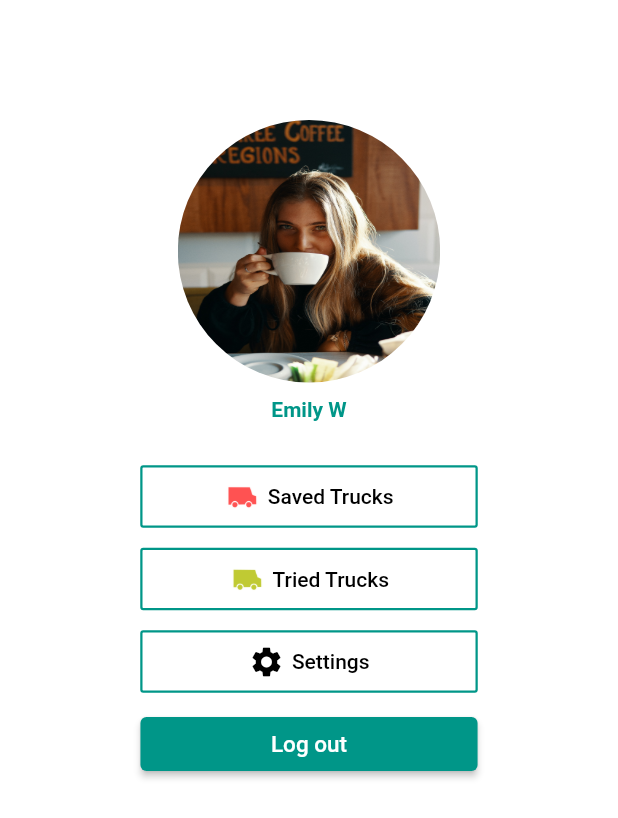
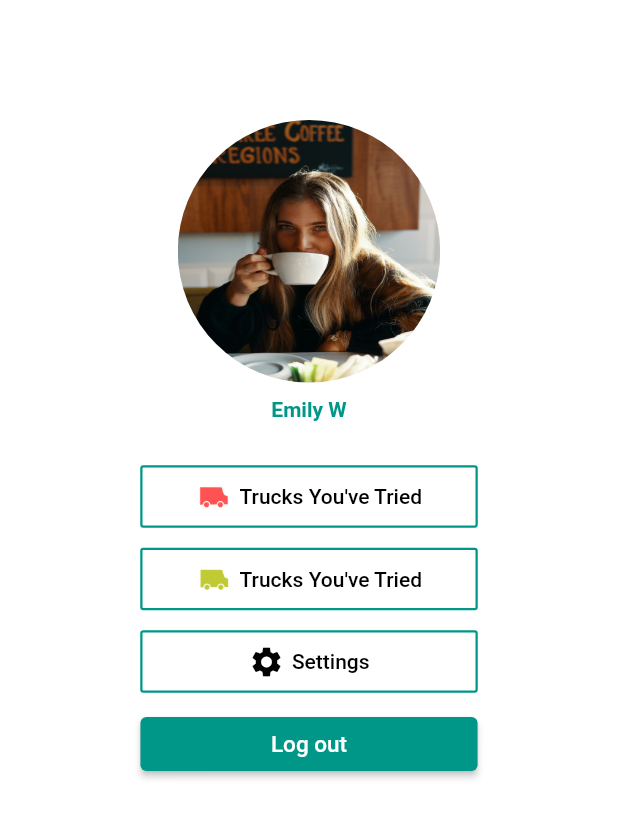
Before and after one commit to bburkey49/food_truck_finder, a Flutter app: the ProfileWidget screen opened directly, on a phone screen of 412 x 824 dp. Shown: the top 818 px of the screen. Run offline on Flutter 3.47's test engine with Material 2 defaults, Android fonts, the phone set to English and light mode, and no system bars; our stand-ins replace google_maps_flutter; missing offline and left inert: clippy_flutter, filter_list, flutter_search_bar.

Commit message:
changed wording on profile

```diff
--- a/food_truck_finder/lib/profile_widget.dart
+++ b/food_truck_finder/lib/profile_widget.dart
@@ -67,7 +67,7 @@ class _ProfileWidget extends State<ProfileWidget> {
                     color: Colors.redAccent,
                   ),
                   SizedBox(width: 5.0),
-                  Text('Saved Trucks'),
+                  Text("Trucks You've Tried"),
                 ]
             ),
           ),
@@ -106,7 +106,7 @@ class _ProfileWidget extends State<ProfileWidget> {
                     color: Colors.lime[600],
                   ),
                   SizedBox(width: 5.0),
-                  Text('Tried Trucks'),
+                  Text("Trucks You've Tried"),
                 ]
             ),
           ),
```
